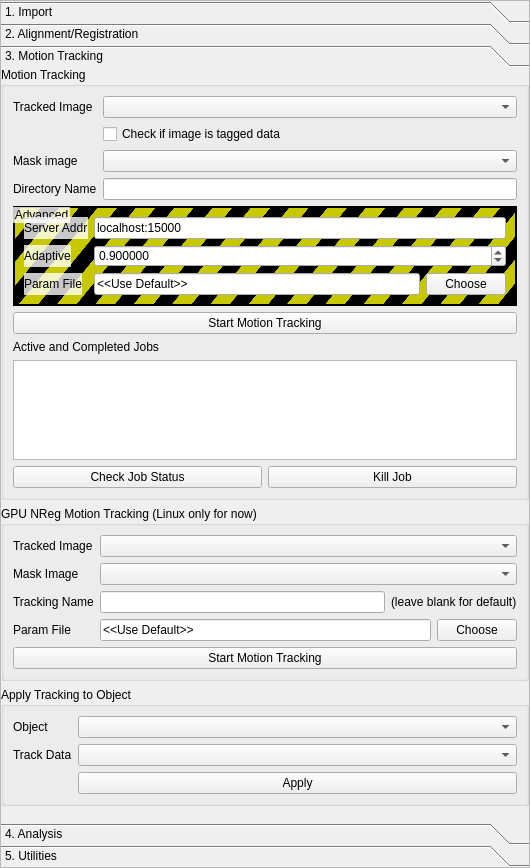
ericspod/Eidolon, file src/ui/CardiacMotionProp.ui: the form before one commit.
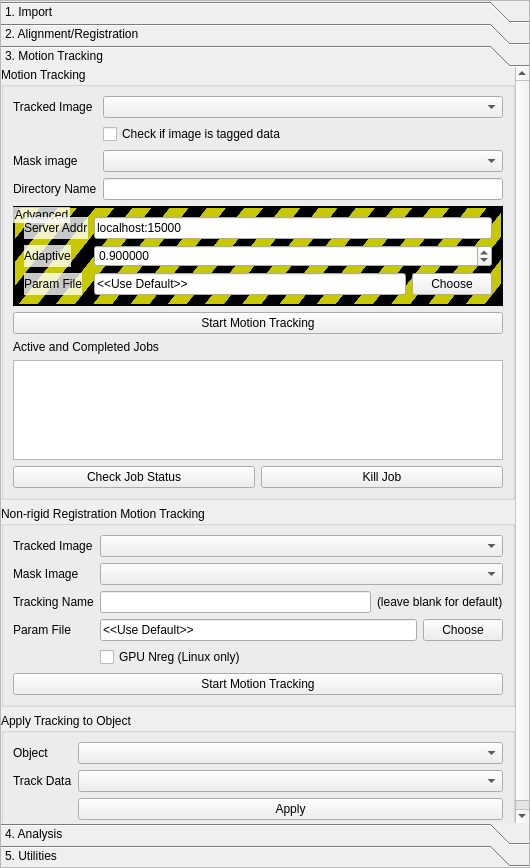
The form after the commit. The open tabs and pages were chosen to show the change.

```diff
--- a/src/ui/CardiacMotionProp.ui
+++ b/src/ui/CardiacMotionProp.ui
@@ -443,9 +443,9 @@
       <property name="geometry">
        <rect>
         <x>0</x>
-        <y>0</y>
+        <y>-86</y>
         <width>515</width>
-        <height>827</height>
+        <height>855</height>
        </rect>
       </property>
       <property name="sizePolicy">
@@ -694,7 +694,7 @@
        <item>
         <widget class="QGroupBox" name="groupBox_19">
          <property name="title">
-          <string>GPU NReg Motion Tracking (Linux only for now)</string>
+          <string>Non-rigid Registration Motion Tracking</string>
          </property>
          <layout class="QVBoxLayout" name="verticalLayout_14">
           <item>
@@ -768,6 +768,13 @@
             <item row="1" column="1">
              <widget class="QComboBox" name="maskNregBox"/>
             </item>
+            <item row="4" column="1">
+             <widget class="QCheckBox" name="gpuNregCheck">
+              <property name="text">
+               <string>GPU Nreg (Linux only)</string>
+              </property>
+             </widget>
+            </item>
            </layout>
           </item>
           <item>
```
Left out of the diff: 4 changed lines with no effect on the pictures.
